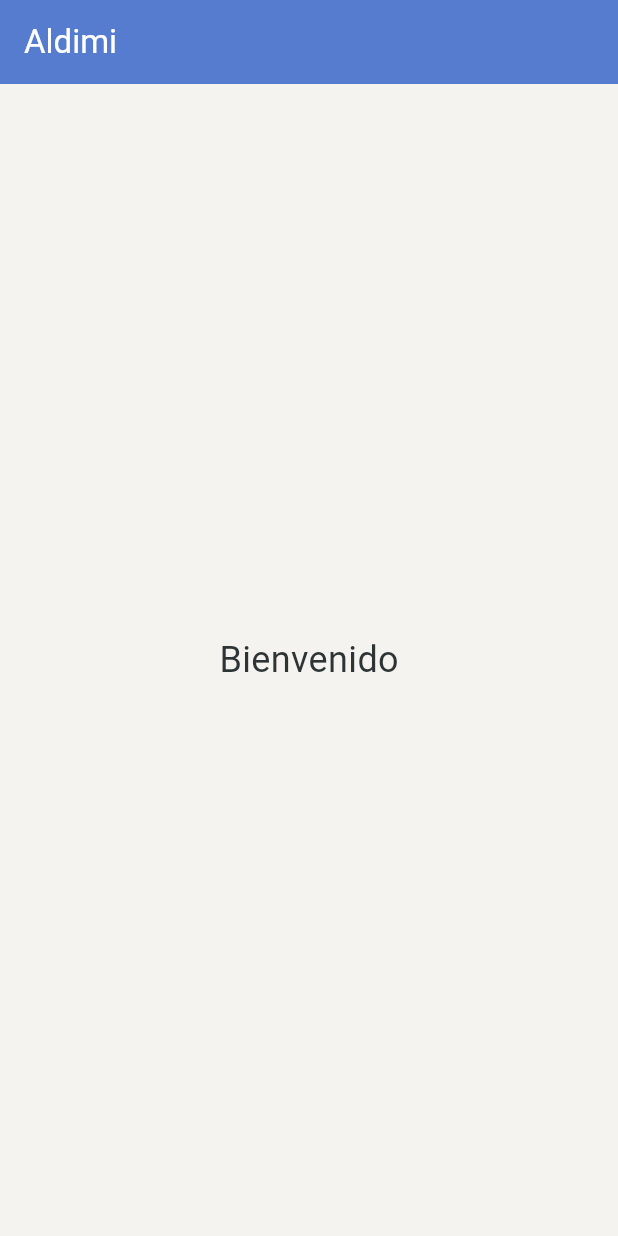
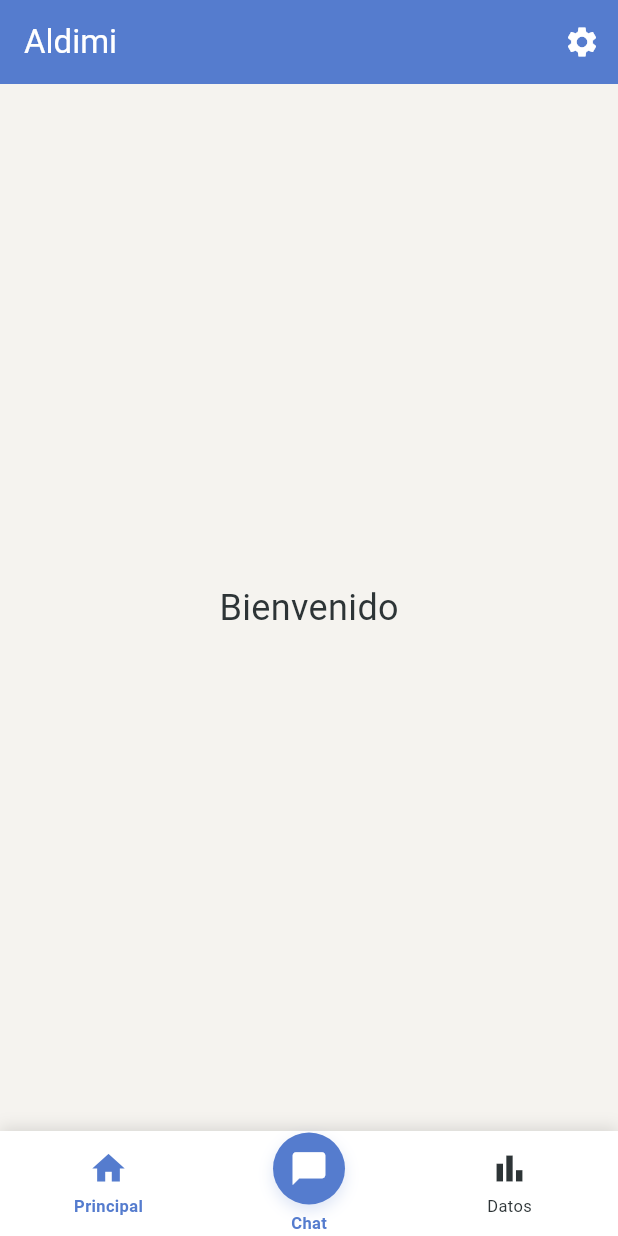
Before and after one commit to pollitoconpapass/aldimi-ui, a Flutter app: the HomePatientScreen screen opened directly, on a phone screen of 412 x 824 dp. Run offline on Flutter 3.47's test engine with Material 3 defaults, Android fonts, the phone set to English and light mode, and no system bars; our stand-ins replace flutter_dotenv.

Commit message:
feat: Navigation flow and screen details

```diff
--- a/lib/screens/home_patient_screen.dart
+++ b/lib/screens/home_patient_screen.dart
@@ -1,8 +1,18 @@
 import 'package:flutter/material.dart';
 import '../themes/palette.dart';
+import '../widgets/bottom_navigation_bar.dart';
+import 'configuration_screen.dart';
+import 'my_data_screen.dart';
 
-class HomePatientScreen extends StatelessWidget {
+class HomePatientScreen extends StatefulWidget {
   const HomePatientScreen({super.key});
+
+  @override
+  State<HomePatientScreen> createState() => _HomePatientScreenState();
+}
+
+class _HomePatientScreenState extends State<HomePatientScreen> {
+  int _currentIndex = 0;
 
   @override
   Widget build(BuildContext context) {
@@ -11,12 +21,44 @@ class HomePatientScreen extends StatelessWidget {
       appBar: AppBar(
         backgroundColor: primaryBlue,
         title: const Text('Aldimi', style: TextStyle(color: white)),
+        actions: [
+          IconButton(
+            icon: const Icon(Icons.settings, color: white),
+            onPressed: () {
+              Navigator.push(
+                context,
+                MaterialPageRoute(
+                  builder: (context) => const ConfigurationScreen(),
+                ),
+              );
+            },
+          ),
+        ],
       ),
-      body: const Center(
-        child: Text(
-          'Bienvenido',
-          style: TextStyle(fontSize: 24, color: deepTeal),
-        ),
+      body: _buildBody(),
+      bottomNavigationBar: AldimiBottomNavBar(
+        currentIndex: _currentIndex,
+        onTap: (index) {
+          if (index == 2) {
+            Navigator.pushReplacement(
+              context,
+              MaterialPageRoute(builder: (context) => const MyDataScreen()),
+            );
+          } else {
+            setState(() {
+              _currentIndex = index;
+            });
+          }
+        },
+      ),
+    );
+  }
+
+  Widget _buildBody() {
+    return const Center(
+      child: Text(
+        'Bienvenido',
+        style: TextStyle(fontSize: 24, color: deepTeal),
       ),
     );
   }
--- /dev/null
+++ b/lib/widgets/bottom_navigation_bar.dart
@@ -0,0 +1,143 @@
+import 'package:flutter/material.dart';
+import '../themes/palette.dart';
+import '../screens/chat_screen.dart';
+
+class AldimiBottomNavBar extends StatelessWidget {
+  final int currentIndex;
+  final ValueChanged<int> onTap;
+
+  const AldimiBottomNavBar({
+    super.key,
+    required this.currentIndex,
+    required this.onTap,
+  });
+
+  @override
+  Widget build(BuildContext context) {
+    return Container(
+      decoration: const BoxDecoration(
+        color: white,
+        boxShadow: [
+          BoxShadow(
+            color: Colors.black12,
+            blurRadius: 8,
+            offset: Offset(0, -2),
+          ),
+        ],
+      ),
+      child: SafeArea(
+        child: SizedBox(
+          height: 70,
+          child: Row(
+            mainAxisAlignment: MainAxisAlignment.spaceAround,
+            children: [
+              _NavItem(
+                icon: Icons.home,
+                label: 'Principal',
+                isSelected: currentIndex == 0,
+                onTap: () => onTap(0),
+              ),
+              _ChatButton(
+                onTap: () {
+                  Navigator.push(
+                    context,
+                    MaterialPageRoute(builder: (context) => const ChatScreen()),
+                  );
+                },
+              ),
+              _NavItem(
+                icon: Icons.bar_chart,
+                label: 'Datos',
+                isSelected: currentIndex == 2,
+                onTap: () => onTap(2),
+              ),
+            ],
+          ),
+        ),
+      ),
+    );
+  }
+}
+
+class _NavItem extends StatelessWidget {
+  final IconData icon;
+  final String label;
+  final bool isSelected;
+  final VoidCallback onTap;
+
+  const _NavItem({
+    required this.icon,
+    required this.label,
+    required this.isSelected,
+    required this.onTap,
+  });
+
+  @override
+  Widget build(BuildContext context) {
+    return GestureDetector(
+      onTap: onTap,
+      behavior: HitTestBehavior.opaque,
+      child: SizedBox(
+        width: 70,
+        child: Column(
+          mainAxisAlignment: MainAxisAlignment.center,
+          children: [
+            Icon(icon, size: 26, color: isSelected ? primaryBlue : deepTeal),
+            const SizedBox(height: 4),
+            Text(
+              label,
+              style: TextStyle(
+                fontSize: 11,
+                fontWeight: isSelected ? FontWeight.w600 : FontWeight.w400,
+                color: isSelected ? primaryBlue : deepTeal,
+              ),
+            ),
+          ],
+        ),
+      ),
+    );
+  }
+}
+
+class _ChatButton extends StatelessWidget {
+  final VoidCallback onTap;
+
+  const _ChatButton({required this.onTap});
+
+  @override
+  Widget build(BuildContext context) {
+    return GestureDetector(
+      onTap: onTap,
+      child: Column(
+        mainAxisSize: MainAxisSize.min,
+        children: [
+          Container(
+            width: 48,
+            height: 48,
+            decoration: const BoxDecoration(
+              color: primaryBlue,
+              shape: BoxShape.circle,
+              boxShadow: [
+                BoxShadow(
+                  color: Color(0x33557CCE),
+                  blurRadius: 8,
+                  offset: Offset(0, 4),
+                ),
+              ],
+            ),
+            child: const Icon(Icons.chat_bubble, color: white, size: 26),
+          ),
+          const SizedBox(height: 4),
+          const Text(
+            'Chat',
+            style: TextStyle(
+              fontSize: 11,
+              fontWeight: FontWeight.w600,
+              color: primaryBlue,
+            ),
+          ),
+        ],
+      ),
+    );
+  }
+}
```
Also changed, not shown: lib/screens/chat_screen.dart (added, +22 -0 lines), lib/screens/configuration_screen.dart (added, +25 -0 lines), lib/screens/my_data_screen.dart (added, +38 -0 lines).
